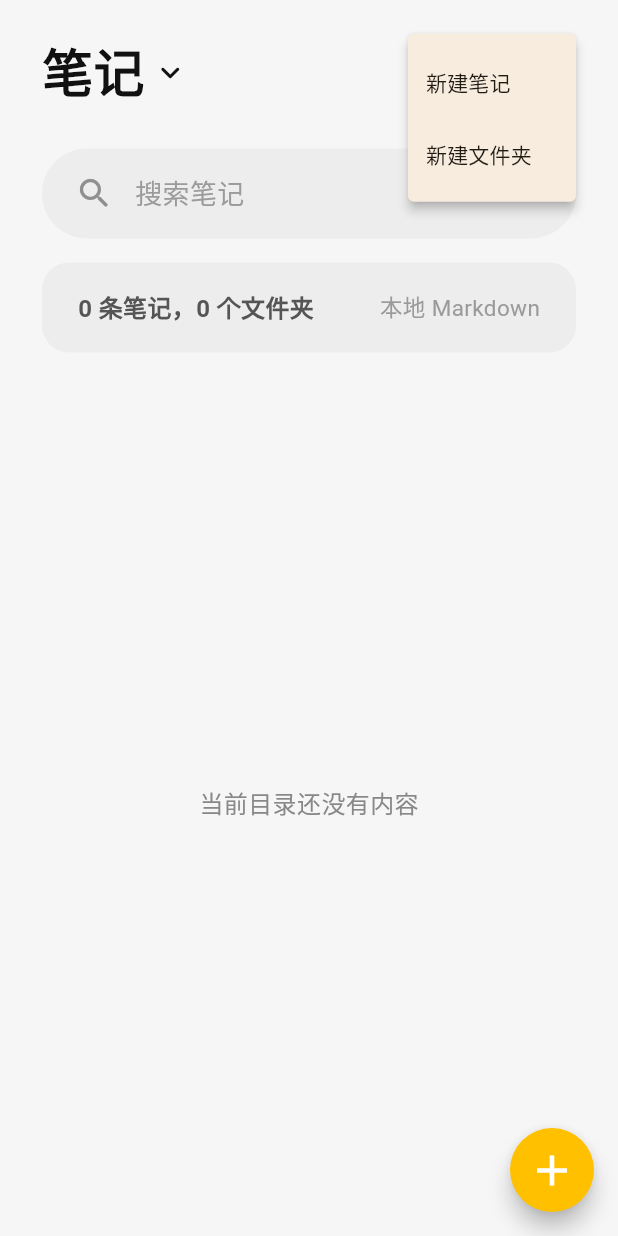
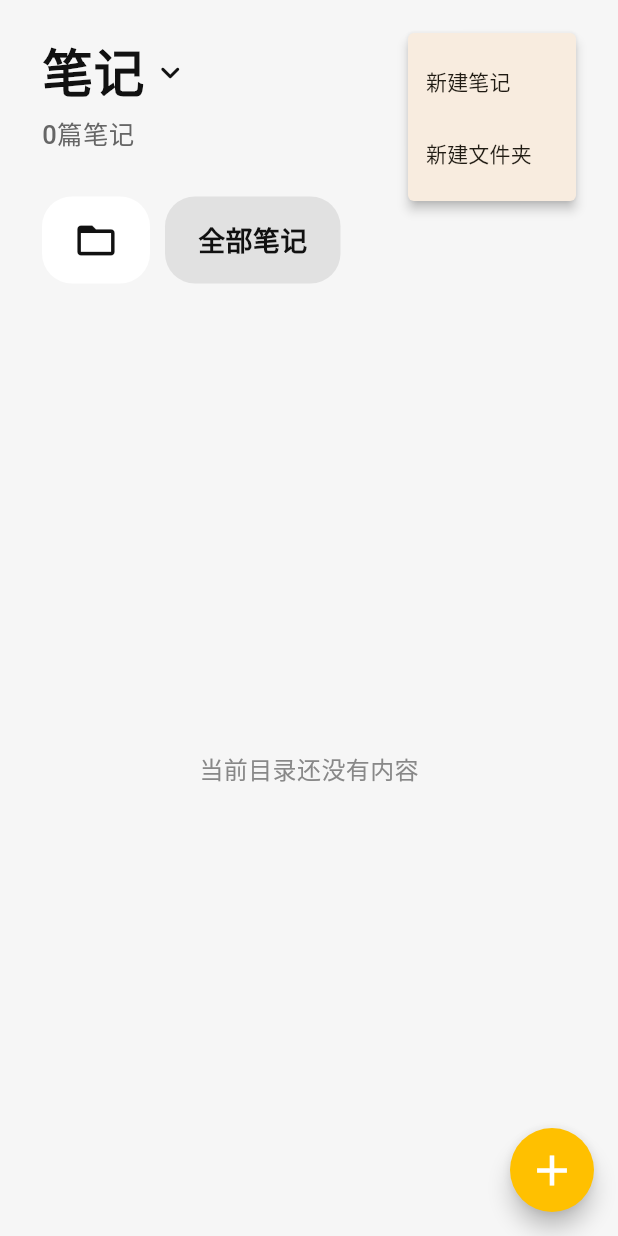
Before and after one commit to Dr-Kaisa/myNote, a Flutter app: the NoteHomePage screen opened directly, after a tap on the "add" icon, after a tap on the "more vert" icon, on a phone screen of 412 x 824 dp. Run offline on Flutter 3.47's test engine with Material 3 defaults, Android fonts, the light colour scheme and no system bars.

Commit message:
feat(notes): 新增常用文件夹分类栏

```diff
--- a/lib/widgets/note_home_page.dart
+++ b/lib/widgets/note_home_page.dart
@@ -170,6 +170,11 @@ class _NoteHomePageState extends State<NoteHomePage> {
    * 当前选中的网格项标识集合。
    */
   Set<String> _selectedItemIds = <String>{};
+
+  /*
+   * 当前会话内的文件夹访问次数。
+   */
+  final Map<String, int> _folderVisitCounts = <String, int>{};
 
   /*
    * 是否处于数据加载中。
@@ -315,19 +320,29 @@ class _NoteHomePageState extends State<NoteHomePage> {
    * 获取首页分类集合。
    */
   List<NoteCategoryItem> _buildCategories() {
-    final Set<String> tags = <String>{};
-
-    for (final NoteItem note in _notes) {
-      tags.addAll(note.tags);
-    }
-
-    final List<String> sortedTags = tags.toList()..sort();
+    final List<String> hotFolderPaths = _folderPaths.toList()
+      ..sort((String left, String right) {
+        final int heatResult = _getFolderHeat(
+          right,
+        ).compareTo(_getFolderHeat(left));
+
+        if (heatResult != 0) {
+          return heatResult;
+        }
+
+        return left.compareTo(right);
+      });
 
     return <NoteCategoryItem>[
-      const NoteCategoryItem(id: 'all', label: '笔记', isAllNotes: true),
-      ...sortedTags.map(
-        (String tag) =>
-            NoteCategoryItem(id: tag, label: tag, isAllNotes: false),
+      const NoteCategoryItem(id: 'all', label: '全部笔记', isAllNotes: true),
+      ...hotFolderPaths
+          .take(8)
+          .map(
+            (String folderPath) => NoteCategoryItem(
+              id: folderPath,
+              label: _getFolderDisplayName(folderPath),
+              isAllNotes: false,
+            ),
           ),
     ];
   }
@@ -336,13 +351,37 @@ class _NoteHomePageState extends State<NoteHomePage> {
    * 获取当前分类下展示的笔记列表。
    */
   List<NoteItem> _getVisibleNotes() {
-    if (_activeCategoryId == 'all') {
     return _notes;
   }
 
-    return _notes
-        .where((NoteItem note) => note.tags.contains(_activeCategoryId))
-        .toList();
+  /*
+   * 获取文件夹分类显示名称。
+   */
+  String _getFolderDisplayName(String folderPath) {
+    if (folderPath.isEmpty) {
+      return '全部笔记';
+    }
+
+    return folderPath.split('/').last;
+  }
+
+  /*
+   * 获取文件夹热度值。
+   */
+  int _getFolderHeat(String folderPath) {
+    return (_folderVisitCounts[folderPath] ?? 0) * 1000 +
+        _getFolderNoteCount(folderPath);
+  }
+
+  /*
+   * 增加文件夹访问热度。
+   */
+  void _increaseFolderVisitCount(String folderPath) {
+    if (folderPath.isEmpty) {
+      return;
+    }
+
+    _folderVisitCounts[folderPath] = (_folderVisitCounts[folderPath] ?? 0) + 1;
   }
 
   /*
@@ -438,14 +477,15 @@ class _NoteHomePageState extends State<NoteHomePage> {
         final String nextPath = _activeDirectoryPath.isEmpty
             ? directoryName
             : '$_activeDirectoryPath/$directoryName';
+        final int noteCount = _getFolderNoteCount(nextPath);
         items.add(
           NoteGridItem(
             id: 'folder:$nextPath',
             type: NoteGridItemType.folder,
             title: directoryName,
-            subtitle: '${_getFolderNoteCount(nextPath)}',
+            subtitle: '$noteCount',
             locationText: nextPath,
-            noteCount: _getFolderNoteCount(nextPath),
+            noteCount: noteCount,
           ),
         );
       }
@@ -600,8 +640,9 @@ class _NoteHomePageState extends State<NoteHomePage> {
    */
   void _handleCategoryChanged(String categoryId) {
     setState(() {
-      _activeCategoryId = categoryId;
-      _activeDirectoryPath = '';
+      _activeCategoryId = 'all';
+      _activeDirectoryPath = categoryId == 'all' ? '' : categoryId;
+      _increaseFolderVisitCount(_activeDirectoryPath);
       _exitSelectionMode();
     });
   }
@@ -612,6 +653,7 @@ class _NoteHomePageState extends State<NoteHomePage> {
   void _handleDirectoryChanged(String directoryPath) {
     setState(() {
       _activeDirectoryPath = directoryPath;
+      _increaseFolderVisitCount(directoryPath);
       _exitSelectionMode();
     });
   }
@@ -1107,11 +1149,11 @@ class _NoteHomePageState extends State<NoteHomePage> {
    * 构建普通顶部栏区域。
    */
   Widget _buildNormalTopBar({required bool isWideLayout}) {
-    final List<NoteCategoryItem> categories = _buildCategories();
-
     return Padding(
       padding: const EdgeInsets.fromLTRB(28, 22, 28, 0),
       child: Row(
+        // 顶部标题栏横向布局样式
+        crossAxisAlignment: CrossAxisAlignment.start,
         children: <Widget>[
           if (!isWideLayout && !_isCompactBrowserVisible)
             IconButton(
@@ -1124,34 +1166,22 @@ class _NoteHomePageState extends State<NoteHomePage> {
               color: const Color(0xFF202020),
             ),
           Expanded(
-            child: SingleChildScrollView(
-              scrollDirection: Axis.horizontal,
-              child: Row(
-                children: categories.map((NoteCategoryItem category) {
-                  final bool isActive = _activeCategoryId == category.id;
-                  return GestureDetector(
-                    onTap: () {
-                      _handleCategoryChanged(category.id);
-                    },
-                    child: Padding(
-                      padding: const EdgeInsets.only(right: 26),
-                      child: Row(
+            child: Column(
+              // 顶部标题区纵向布局样式
+              crossAxisAlignment: CrossAxisAlignment.start,
+              children: <Widget>[
+                const Row(
                   children: <Widget>[
                     Text(
-                            category.isAllNotes ? '笔记' : category.label,
-                            // 顶部分类文字样式
+                      '笔记',
+                      // 顶部标题文字样式
                       style: TextStyle(
-                              color: isActive
-                                  ? const Color(0xFF111111)
-                                  : const Color(0xFF9A9A9A),
+                        color: Color(0xFF111111),
                         fontSize: 34,
-                              fontWeight: isActive
-                                  ? FontWeight.w800
-                                  : FontWeight.w500,
-                            ),
-                          ),
-                          if (category.isAllNotes)
-                            const Padding(
+                        fontWeight: FontWeight.w800,
+                      ),
+                    ),
+                    Padding(
                       padding: EdgeInsets.only(left: 4, top: 4),
                       child: Icon(
                         Icons.keyboard_arrow_down_rounded,
@@ -1161,11 +1191,26 @@ class _NoteHomePageState extends State<NoteHomePage> {
                     ),
                   ],
                 ),
-                    ),
-                  );
-                }).toList(),
-              ),
-            ),
+                const SizedBox(height: 6),
+                Text(
+                  '${_notes.length}篇笔记',
+                  // 顶部统计文字样式
+                  style: const TextStyle(
+                    color: Color(0xFF666666),
+                    fontSize: 17,
+                    fontWeight: FontWeight.w500,
+                  ),
+                ),
+              ],
+            ),
+          ),
+          IconButton(
+            onPressed: () {
+              _showMessageDialog('搜索', '搜索功能后面再接。');
+            },
+            icon: const Icon(Icons.search_rounded),
+            color: const Color(0xFF111111),
+            iconSize: 34,
           ),
           PopupMenuButton<String>(
             icon: const Icon(Icons.more_vert_rounded, color: Color(0xFF1F1F1F)),
@@ -1185,6 +1230,105 @@ class _NoteHomePageState extends State<NoteHomePage> {
             },
           ),
         ],
+      ),
+    );
+  }
+
+  /*
+   * 构建分类标签栏。
+   */
+  Widget _buildCategoryBar() {
+    if (_isSelectionMode) {
+      return const SizedBox.shrink();
+    }
+
+    final List<NoteCategoryItem> categories = _buildCategories();
+
+    return Padding(
+      padding: const EdgeInsets.fromLTRB(28, 28, 0, 0),
+      child: SizedBox(
+        height: 58,
+        child: ListView.separated(
+          // 分类栏横向滚动布局样式
+          scrollDirection: Axis.horizontal,
+          padding: const EdgeInsets.only(right: 28),
+          itemCount: categories.length + 1,
+          separatorBuilder: (BuildContext context, int index) {
+            return const SizedBox(width: 10);
+          },
+          itemBuilder: (BuildContext context, int index) {
+            if (index == 0) {
+              return _buildCategoryIconButton();
+            }
+
+            final NoteCategoryItem category = categories[index - 1];
+            final bool isActive = category.isAllNotes
+                ? _activeDirectoryPath.isEmpty
+                : _activeDirectoryPath == category.id;
+
+            return _buildCategoryPill(category: category, isActive: isActive);
+          },
+        ),
+      ),
+    );
+  }
+
+  /*
+   * 构建分类栏左侧图标按钮。
+   */
+  Widget _buildCategoryIconButton() {
+    return GestureDetector(
+      onTap: () {
+        _handleCategoryChanged('all');
+      },
+      child: Container(
+        width: 72,
+        height: 58,
+        decoration: BoxDecoration(
+          // 分类图标按钮容器样式
+          color: Colors.white,
+          borderRadius: BorderRadius.circular(20),
+        ),
+        child: const Icon(
+          Icons.folder_open_outlined,
+          color: Color(0xFF111111),
+          size: 30,
+        ),
+      ),
+    );
+  }
+
+  /*
+   * 构建分类栏文字按钮。
+   */
+  Widget _buildCategoryPill({
+    required NoteCategoryItem category,
+    required bool isActive,
+  }) {
+    return GestureDetector(
+      onTap: () {
+        _handleCategoryChanged(category.id);
+      },
+      child: Container(
+        height: 58,
+        decoration: BoxDecoration(
+          // 分类文字按钮容器样式
+          color: isActive ? const Color(0xFFE1E1E1) : Colors.white,
+          borderRadius: BorderRadius.circular(20),
+        ),
+        padding: const EdgeInsets.symmetric(horizontal: 22),
+        alignment: Alignment.center,
+        child: Text(
+          category.label,
+          maxLines: 1,
+          overflow: TextOverflow.ellipsis,
+          // 分类文字按钮文本样式
+          style: const TextStyle(
+            color: Color(0xFF111111),
+            fontSize: 18,
+            fontWeight: FontWeight.w700,
+          ),
+        ),
       ),
     );
   }
@@ -1243,29 +1387,7 @@ class _NoteHomePageState extends State<NoteHomePage> {
       return const SizedBox(height: 20);
     }
 
-    return Padding(
-      padding: const EdgeInsets.fromLTRB(28, 28, 28, 0),
-      child: Container(
-        height: 60,
-        decoration: BoxDecoration(
-          // 搜索栏容器样式
-          color: const Color(0xFFEDEDED),
-          borderRadius: BorderRadius.circular(30),
-        ),
-        padding: const EdgeInsets.symmetric(horizontal: 22),
-        child: const Row(
-          children: <Widget>[
-            Icon(Icons.search_rounded, color: Color(0xFF8F8F8F), size: 26),
-            SizedBox(width: 14),
-            Text(
-              '搜索笔记',
-              // 搜索栏占位文字样式
-              style: TextStyle(color: Color(0xFF9B9B9B), fontSize: 18),
-            ),
-          ],
-        ),
-      ),
-    );
+    return const SizedBox.shrink();
   }
 
   /*
@@ -1276,38 +1398,7 @@ class _NoteHomePageState extends State<NoteHomePage> {
       return const SizedBox.shrink();
     }
 
-    return Padding(
-      padding: const EdgeInsets.fromLTRB(28, 16, 28, 0),
-      child: Container(
-        height: 60,
-        decoration: BoxDecoration(
-          // 统计条容器样式
-          color: const Color(0xFFEDEDED),
-          borderRadius: BorderRadius.circular(18),
-        ),
-        padding: const EdgeInsets.symmetric(horizontal: 24),
-        child: Row(
-          children: <Widget>[
-            Expanded(
-              child: Text(
-                '${_notes.length} 条笔记，${_folderPaths.length} 个文件夹',
-                // 统计条主文字样式
-                style: const TextStyle(
-                  color: Color(0xFF555555),
-                  fontSize: 16,
-                  fontWeight: FontWeight.w600,
-                ),
-              ),
-            ),
-            const Text(
-              '本地 Markdown',
-              // 统计条辅助文字样式
-              style: TextStyle(color: Color(0xFF9A9A9A), fontSize: 15),
-            ),
-          ],
-        ),
-      ),
-    );
+    return const SizedBox.shrink();
   }
 
   /*
@@ -1445,6 +1536,43 @@ class _NoteHomePageState extends State<NoteHomePage> {
     }
 
     return itemWidth / (isWideLayout ? 1.08 : 0.82);
+  }
+
+  /*
+   * 按当前最短列分配首页浏览区卡片。
+   */
+  List<List<NoteGridItem>> _buildBrowserColumns({
+    required List<NoteGridItem> items,
+    required double itemWidth,
+    required bool isWideLayout,
+  }) {
+    final int columnCount = _getBrowserColumnCount(isWideLayout: isWideLayout);
+    final List<List<NoteGridItem>> columns = List<List<NoteGridItem>>.generate(
+      columnCount,
+      (_) => <NoteGridItem>[],
+    );
+    final List<double> columnHeights = List<double>.filled(columnCount, 0);
+
+    for (final NoteGridItem item in items) {
+      int shortestColumnIndex = 0;
+
+      for (int index = 1; index < columnHeights.length; index += 1) {
+        if (columnHeights[index] < columnHeights[shortestColumnIndex]) {
+          shortestColumnIndex = index;
+        }
+      }
+
+      columns[shortestColumnIndex].add(item);
+      columnHeights[shortestColumnIndex] +=
+          _getBrowserItemHeight(
+            item: item,
+            itemWidth: itemWidth,
+            isWideLayout: isWideLayout,
+          ) +
+          (columns[shortestColumnIndex].length > 1 ? 14 : 0);
+    }
+
+    return columns;
   }
 
   /*
@@ -1502,7 +1630,7 @@ class _NoteHomePageState extends State<NoteHomePage> {
                   ),
                   const SizedBox(height: 4),
                   Text(
-                    item.subtitle,
+                    '${item.noteCount}',
                     maxLines: 1,
                     overflow: TextOverflow.ellipsis,
                     // 文件夹数量样式
@@ -1624,6 +1752,11 @@ class _NoteHomePageState extends State<NoteHomePage> {
                   availableWidth: constraints.maxWidth,
                   isWideLayout: isWideLayout,
                 );
+                final List<List<NoteGridItem>> columns = _buildBrowserColumns(
+                  items: gridItems,
+                  itemWidth: itemWidth,
+                  isWideLayout: isWideLayout,
+                );
 
                 return SingleChildScrollView(
                   padding: EdgeInsets.fromLTRB(
@@ -1632,23 +1765,51 @@ class _NoteHomePageState extends State<NoteHomePage> {
                     28,
                     _isSelectionMode ? 100 : 108,
                   ),
-                  child: Wrap(
-                    // 首页网格自适应换行布局样式
-                    spacing: 14,
-                    runSpacing: 14,
-                    children: gridItems.map((NoteGridItem item) {
-                      return SizedBox(
+                  child: Row(
+                    // 首页瀑布流横向分列布局样式
+                    crossAxisAlignment: CrossAxisAlignment.start,
+                    children: <Widget>[
+                      for (
+                        int columnIndex = 0;
+                        columnIndex < columns.length;
+                        columnIndex += 1
+                      ) ...<Widget>[
+                        SizedBox(
                           width: itemWidth,
+                          child: Column(
+                            // 首页瀑布流纵向贴合布局样式
+                            children: <Widget>[
+                              for (
+                                int itemIndex = 0;
+                                itemIndex < columns[columnIndex].length;
+                                itemIndex += 1
+                              ) ...<Widget>[
+                                if (itemIndex > 0) const SizedBox(height: 14),
+                                SizedBox(
                                   height: _getBrowserItemHeight(
-                          item: item,
+                                    item: columns[columnIndex][itemIndex],
                                     itemWidth: itemWidth,
                                     isWideLayout: isWideLayout,
                                   ),
-                        child: item.type == NoteGridItemType.folder
-                            ? _buildFolderCard(item)
-                            : _buildNoteCard(item, isWideLayout: isWideLayout),
-                      );
-                    }).toList(),
+                                  child:
+                                      columns[columnIndex][itemIndex].type ==
+                                          NoteGridItemType.folder
+                                      ? _buildFolderCard(
+                                          columns[columnIndex][itemIndex],
+                                        )
+                                      : _buildNoteCard(
+                                          columns[columnIndex][itemIndex],
+                                          isWideLayout: isWideLayout,
+                                        ),
+                                ),
+                              ],
+                            ],
+                          ),
+                        ),
+                        if (columnIndex < columns.length - 1)
+                          const SizedBox(width: 14),
+                      ],
+                    ],
                   ),
                 );
               },
@@ -1978,6 +2139,7 @@ class _NoteHomePageState extends State<NoteHomePage> {
                 : _buildNormalTopBar(isWideLayout: isWideLayout),
             _buildSearchBar(),
             _buildSummaryBar(),
+            _buildCategoryBar(),
             _buildPathBar(),
             _buildBrowserPanel(isWideLayout: isWideLayout),
           ],
```
Lines whose indentation alone changed are shown as unchanged.
